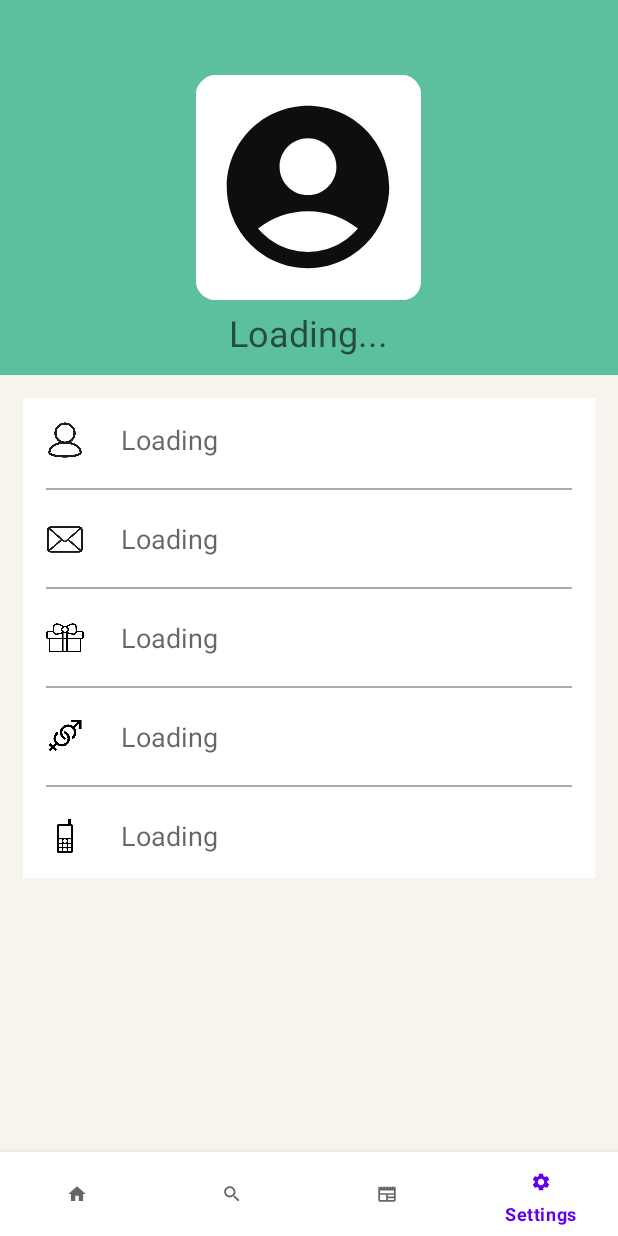
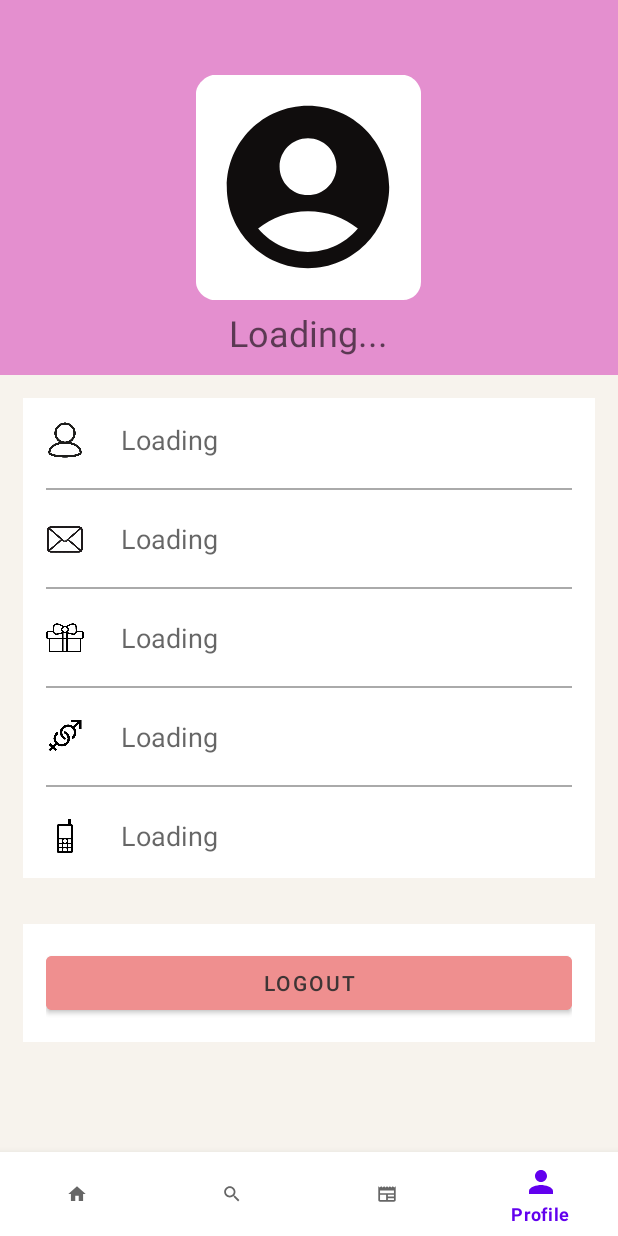
Before and after one commit to TeruhashiN/CNSC_News_and_Update, an Android app: the screen it shows after launch once a user with an empty profile is signed in (MainActivity), item 4 of the bottom bar chosen, on a phone screen of 412 x 824 dp. Run offline under Robolectric (Android 15) with nearby library versions, the phone set to English and light mode, and no system bars; our stand-ins replace Firebase (no records; nobody signed in at launch, a user with empty details on screens opened directly).

Commit message:
adding logout button

```diff
--- a/app/src/main/java/com/bee/cnscnewsandupdate/users_ui/MainActivity.java
+++ b/app/src/main/java/com/bee/cnscnewsandupdate/users_ui/MainActivity.java
@@ -1,13 +1,13 @@
 package com.bee.cnscnewsandupdate.users_ui;
+
+import android.content.Intent;
+import android.os.Bundle;
 
 import androidx.appcompat.app.ActionBar;
 import androidx.appcompat.app.AppCompatActivity;
 import androidx.fragment.app.Fragment;
 import androidx.fragment.app.FragmentManager;
 import androidx.fragment.app.FragmentTransaction;
-
-import android.content.Intent;
-import android.os.Bundle;
 
 import com.bee.cnscnewsandupdate.R;
 import com.bee.cnscnewsandupdate.databinding.ActivityMainBinding;
--- a/app/src/main/java/com/bee/cnscnewsandupdate/users_ui/SettingsFragment.java
+++ b/app/src/main/java/com/bee/cnscnewsandupdate/users_ui/SettingsFragment.java
@@ -10,9 +10,14 @@ import androidx.appcompat.app.ActionBar;
 import androidx.appcompat.app.AlertDialog;
 import androidx.fragment.app.Fragment;
 
+import android.util.Log;
 import android.view.LayoutInflater;
+import android.view.Menu;
+import android.view.MenuInflater;
+import android.view.MenuItem;
 import android.view.View;
 import android.view.ViewGroup;
+import android.widget.Button;
 import android.widget.ImageView;
 import android.widget.ProgressBar;
 import android.widget.TextView;
@@ -20,6 +25,7 @@ import android.widget.Toast;
 
 import com.bee.cnscnewsandupdate.R;
 import com.bee.cnscnewsandupdate.login_and_register_system.ReadWriteUserDetails;
+import com.bee.cnscnewsandupdate.login_and_register_system.activity_register;
 import com.bee.cnscnewsandupdate.login_and_register_system.login_system;
 import com.google.firebase.auth.FirebaseAuth;
 import com.google.firebase.auth.FirebaseUser;
@@ -33,6 +39,7 @@ import com.google.firebase.database.ValueEventListener;
 public class SettingsFragment extends Fragment {
 
     private TextView textViewWelcome, textViewFullName, textViewEmail, textViewDoB, textViewGender, textViewMobile;
+    private Button signout_button;
     private ProgressBar progressBar;
     private String fullName, email, doB, gender, mobile;
     private ImageView imageView;
@@ -56,8 +63,11 @@ public class SettingsFragment extends Fragment {
     public View onCreateView(LayoutInflater inflater, ViewGroup container,
                              Bundle savedInstanceState) {
         // Inflate the layout for this fragment
-        return inflater.inflate(R.layout.fragment_settings, container, false);
+        View view = inflater.inflate(R.layout.fragment_settings, container, false);
+        setHasOptionsMenu(true); // enable options menu handling
+        return view;
     }
+
 
     @Override
     public void onViewCreated(@NonNull View view, @Nullable Bundle savedInstanceState) {
@@ -78,10 +88,18 @@ public class SettingsFragment extends Fragment {
         textViewMobile = view.findViewById(R.id.textView_show_mobile);
         progressBar = view.findViewById(R.id.progressBar);
 
+        signout_button = view.findViewById(R.id.signout_button);
+        signout_button.setOnClickListener(new View.OnClickListener() {
+            @Override
+            public void onClick(View v) {
+                signOut();
+            }
+        });
+
         authProfile = FirebaseAuth.getInstance();
         FirebaseUser firebaseUser = authProfile.getCurrentUser();
 
-        if (firebaseUser == null){
+        if (firebaseUser == null) {
             Toast.makeText(requireContext(), "Something went wrong! User's details are not available at the moment", Toast.LENGTH_LONG).show();
         } else {
             checkIfEmailVerified(firebaseUser);
@@ -91,7 +109,7 @@ public class SettingsFragment extends Fragment {
     }
 
     private void checkIfEmailVerified(FirebaseUser firebaseUser) {
-        if (!firebaseUser.isEmailVerified()){
+        if (!firebaseUser.isEmailVerified()) {
             showAlertDialog();
         }
 
@@ -150,6 +168,16 @@ public class SettingsFragment extends Fragment {
 
             }
         });
+    }
 
+    private void signOut() {
+        authProfile.signOut();
+        Intent intent = new Intent(requireActivity(), login_system.class);
+        intent.addFlags(Intent.FLAG_ACTIVITY_CLEAR_TOP); // Clear the back stack
+        startActivity(intent);
+        requireActivity().finish(); // Close the current activity
     }
+
+
+
 }
--- a/app/src/main/res/layout/fragment_settings.xml
+++ b/app/src/main/res/layout/fragment_settings.xml
@@ -17,7 +17,7 @@
         <RelativeLayout
             android:layout_width="match_parent"
             android:layout_height="250dp"
-            android:background="#5CC09F">
+            android:background="#E48FCF">
 
             <ImageView
                 android:id="@+id/imageView_profile_dp"
@@ -27,15 +27,15 @@
                 android:background="@mipmap/account_profile" />
 
             <TextView
+                android:id="@+id/textView_show_welcome"
                 android:layout_width="wrap_content"
                 android:layout_height="wrap_content"
-                android:id="@+id/textView_show_welcome"
                 android:layout_below="@id/imageView_profile_dp"
-                android:hint="Loading..."
                 android:layout_centerHorizontal="true"
                 android:layout_marginTop="5dp"
+                android:hint="Loading..."
                 android:textAppearance="@style/TextAppearance.AppCompat.Headline"
-                android:textColor="@color/white"/>
+                android:textColor="@color/white" />
         </RelativeLayout>
 
         <RelativeLayout
@@ -177,22 +177,26 @@
                 android:elevation="10dp"
                 android:textAlignment="center"
                 android:visibility="gone"/>
+        </RelativeLayout>
 
+        <RelativeLayout
+            android:layout_width="match_parent"
+            android:layout_height="match_parent"
+            android:padding="15dp"
+            android:layout_margin="15dp"
+            android:background="@color/white">
 
-
-
+            <Button
+                android:id="@+id/signout_button"
+                android:onClick="signout_buttons"
+                android:layout_width="match_parent"
+                android:layout_height="wrap_content"
+                android:backgroundTint="#EF8F8F"
+                android:text="Logout"
+                android:textColor="#3E3535" />
 
         </RelativeLayout>
 
-
-
-
     </LinearLayout>
 
-
-
-
-
-
-
 </ScrollView>
--- a/app/src/main/res/menu/menu.xml
+++ b/app/src/main/res/menu/menu.xml
@@ -14,7 +14,7 @@
         android:icon="@drawable/news_foreground"
         android:id="@+id/newspage"/>
 
-    <item android:title="Settings"
-        android:icon="@drawable/setting_foreground"
+    <item android:title="Profile"
+        android:icon="@drawable/baseline_person_24"
         android:id="@+id/settingspage"/>
 </menu>
```
